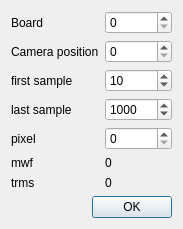
Qt form escam/dialogrms.ui (Entwicklungsburo-Stresing/EBST_CAM) before a commit.
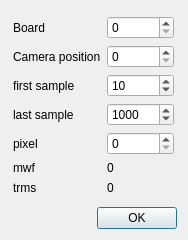
The same form after that commit.

Commit message: Fix tab order

The edit to the form file:
```diff
--- a/escam/dialogrms.ui
+++ b/escam/dialogrms.ui
@@ -6,8 +6,8 @@
    <rect>
     <x>0</x>
     <y>0</y>
-    <width>178</width>
-    <height>223</height>
+    <width>188</width>
+    <height>240</height>
    </rect>
   </property>
   <property name="windowTitle">
```
Left out of the diff: 1 changed line with no effect on the pictures. The commit also changes 6 other files.
